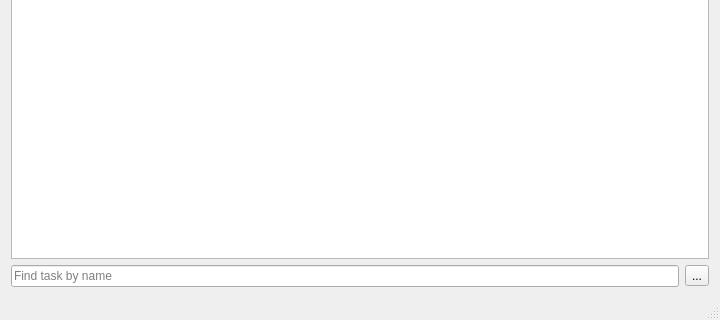
Above: gui_main.ui from FrankMamuda/ketoevent before the change; both pictures show x 0 to 720 and y 280 to 600 of the 720 by 600 pixel window. Below: the same form after it.
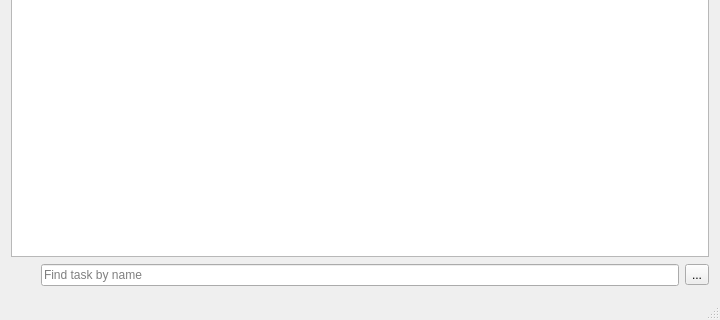
That is the form after the change. Icons and pictures are not drawn.

Diff of the .ui file:
```diff
--- a/gui_main.ui
+++ b/gui_main.ui
@@ -81,17 +81,7 @@
     </item>
     <item>
      <layout class="QGridLayout" name="findTaskLayout">
-      <item row="0" column="0">
-       <widget class="QLineEdit" name="findTaskEdit">
-        <property name="toolTip">
-         <string>Enter task's name and press ENTER</string>
-        </property>
-        <property name="placeholderText">
-         <string>Find task by name</string>
-        </property>
-       </widget>
-      </item>
-      <item row="0" column="1">
+      <item row="0" column="2">
        <widget class="QToolButton" name="clearButton">
         <property name="toolTip">
          <string>Clear task name</string>
@@ -101,7 +91,42 @@
         </property>
         <property name="icon">
          <iconset resource="resources.qrc">
-          <normaloff>:/icons/clear_22</normaloff>:/icons/clear_22</iconset>
+          <normaloff>:/icons/clear.png</normaloff>:/icons/clear.png</iconset>
+        </property>
+       </widget>
+      </item>
+      <item row="0" column="1">
+       <widget class="QLineEdit" name="findTaskEdit">
+        <property name="toolTip">
+         <string>Enter task's name and press ENTER</string>
+        </property>
+        <property name="placeholderText">
+         <string>Find task by name</string>
+        </property>
+       </widget>
+      </item>
+      <item row="0" column="0">
+       <widget class="QLabel" name="labelTask">
+        <property name="minimumSize">
+         <size>
+          <width>24</width>
+          <height>24</height>
+         </size>
+        </property>
+        <property name="maximumSize">
+         <size>
+          <width>24</width>
+          <height>24</height>
+         </size>
+        </property>
+        <property name="text">
+         <string/>
+        </property>
+        <property name="pixmap">
+         <pixmap resource="resources.qrc">:/icons/tasks.png</pixmap>
+        </property>
+        <property name="scaledContents">
+         <bool>true</bool>
         </property>
        </widget>
       </item>
```
Left out of the diff: 34 changed lines with no effect on the pictures.
